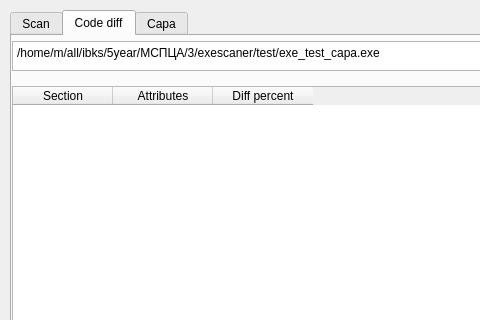
maximss635/SPBPU-MSPZA, file gui/main_window.ui: the form before one commit; both pictures show x 0 to 480 and y 0 to 320 of the 1064 by 652 pixel window.
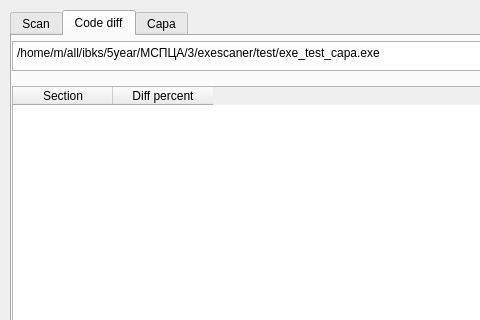
The form after the commit.

What changed in the file:
```diff
--- a/gui/main_window.ui
+++ b/gui/main_window.ui
@@ -223,11 +223,6 @@
         <string>Section</string>
        </property>
       </column>
-      <column>
-       <property name="text">
-        <string>Attributes</string>
-       </property>
-      </column>
       <column>
        <property name="text">
         <string>Diff percent</string>
```
